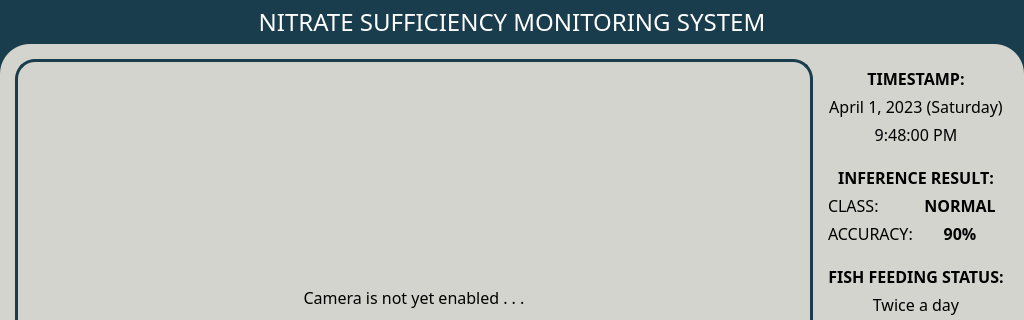
This is main.ui in jeraldconstantino/nitrate-sufficiency-monitoring-system as Qt 5 draws it before an edit; both pictures show x 0 to 1024 and y 0 to 320 of the 1024 by 600 pixel window. The edited form follows.
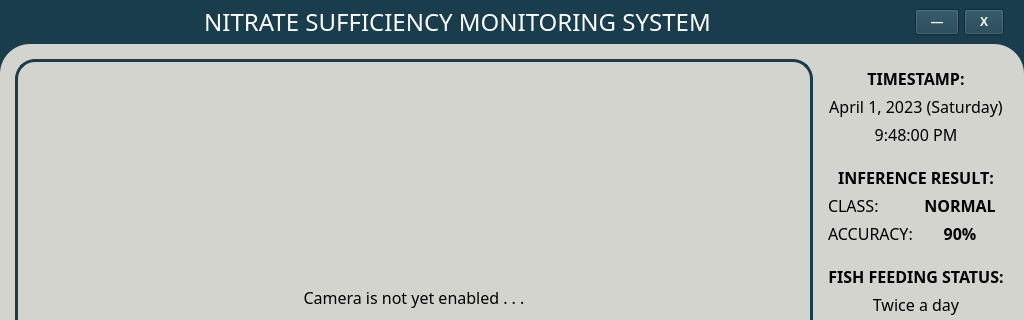
This is the edited form.

Commit message: close and minimize button added

Diff of the .ui file:
```diff
--- a/main.ui
+++ b/main.ui
@@ -51,7 +51,7 @@
      <number>0</number>
     </property>
     <item>
-     <layout class="QHBoxLayout" name="horizontalLayout_6">
+     <layout class="QHBoxLayout" name="horizontalLayout_6" stretch="1,0">
       <property name="spacing">
        <number>0</number>
       </property>
@@ -288,6 +288,72 @@
         </property>
        </widget>
       </item>
+      <item>
+       <layout class="QHBoxLayout" name="horizontalLayout_2">
+        <property name="spacing">
+         <number>5</number>
+        </property>
+        <property name="rightMargin">
+         <number>20</number>
+        </property>
+        <item>
+         <widget class="QPushButton" name="minimizeBtn">
+          <property name="font">
+           <font>
+            <weight>75</weight>
+            <bold>true</bold>
+           </font>
+          </property>
+          <property name="styleSheet">
+           <string notr="true">QPushButton {
+    background-color: #193D4D;
+    color: white;
+    padding: 5px 15px;
+}
+
+QPushButton:hover {
+    background-color: #1F5773;
+}
+
+QPushButton:pressed {
+    background-color: #287194;
+}</string>
+          </property>
+          <property name="text">
+           <string>—</string>
+          </property>
+         </widget>
+        </item>
+        <item>
+         <widget class="QPushButton" name="exitBtn">
+          <property name="font">
+           <font>
+            <weight>75</weight>
+            <bold>true</bold>
+           </font>
+          </property>
+          <property name="styleSheet">
+           <string notr="true">QPushButton {
+    background-color: #193D4D;
+    color: white;
+    padding: 5px 15px;
+}
+
+QPushButton:hover {
+    background-color: #CD160D;
+}
+
+QPushButton:pressed {
+    background-color: #F45952;
+}</string>
+          </property>
+          <property name="text">
+           <string>X</string>
+          </property>
+         </widget>
+        </item>
+       </layout>
+      </item>
      </layout>
     </item>
     <item>
```
The commit also changes 2 other files.
